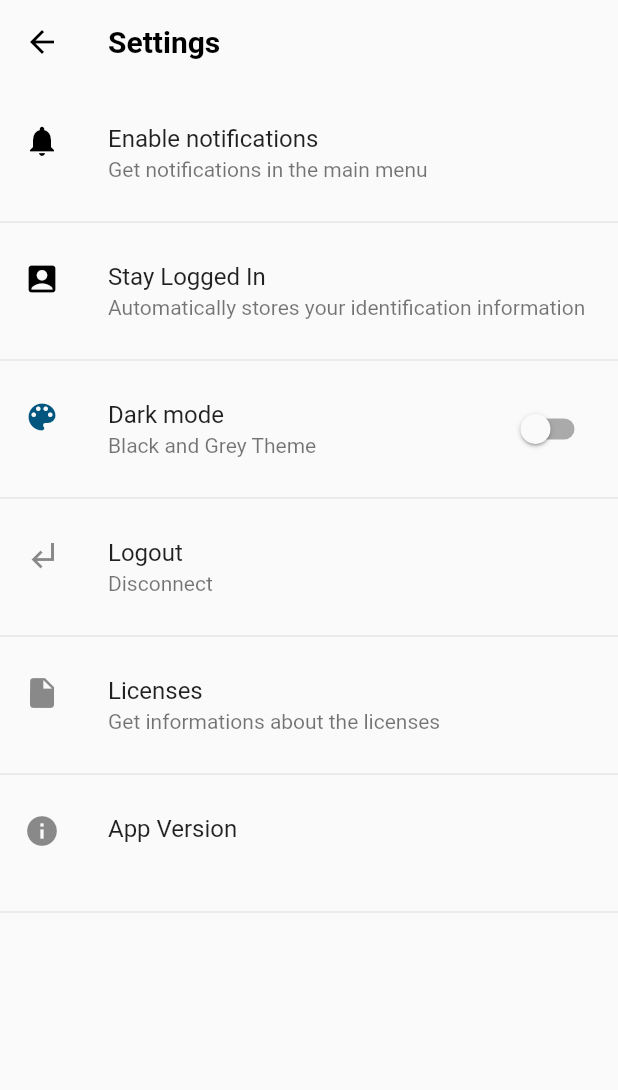
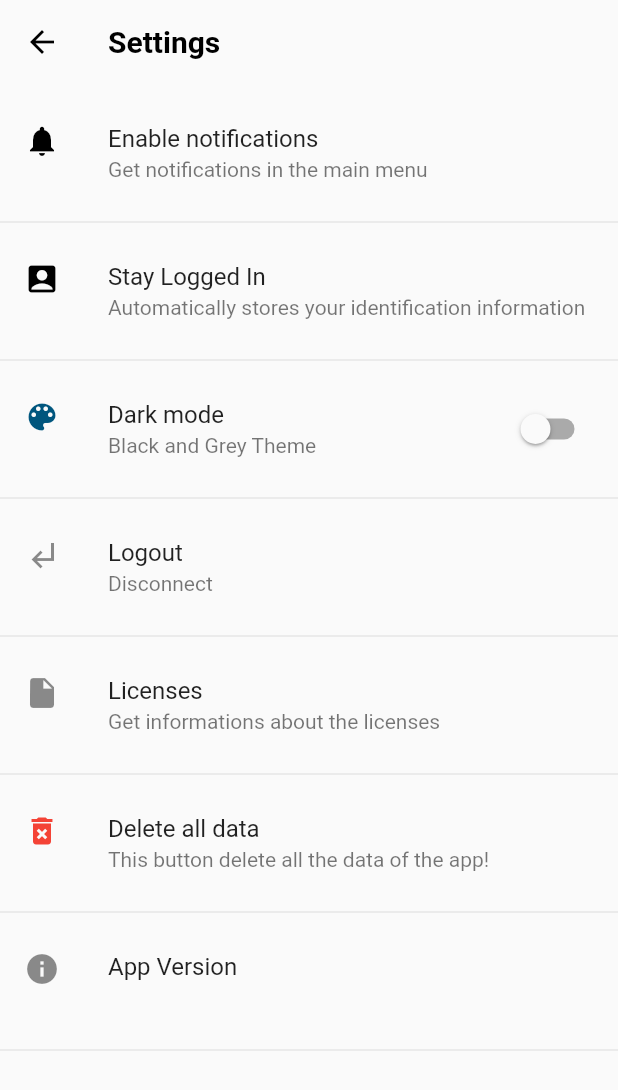
Before and after one commit to pterodactyl-app/Pterodactyl-app, a Flutter app: the SettingsList screen opened by its route, on a phone screen of 412 x 824 dp. Shown: the top 1090 px of the screen. Run offline on Flutter 3.47's test engine with Material 2 defaults, Android fonts, the phone set to English and light mode, and no system bars; our stand-ins replace dynamic_theme, shared_preferences; missing offline and left inert: flutter_sparkline, get_version; accounts and stored records are empty.

Commit message:
added delete data button

```diff
--- a/lib/settings.dart
+++ b/lib/settings.dart
@@ -178,6 +178,24 @@ class SettingsListPageState extends State<SettingsList> {
               height: 20.0,
             ),
             new ListTile(
+              leading: Icon(Icons.delete_forever,
+                  color: globals.isDarkTheme ? Colors.white : Colors.red),
+              title: Text("Delete all data"),
+              subtitle: new Text(
+                  "This button delete all the data of the app!"),
+              onTap: () {
+                SharedPreferencesHelper.remove("panelUrl");
+                SharedPreferencesHelper.remove("apiKey");
+                Navigator.of(context).pushAndRemoveUntil(
+                    new MaterialPageRoute(
+                        builder: (BuildContext context) => new LoginPage()),
+                        (Route<dynamic> route) => false);
+              },
+            ),
+            Divider(
+              height: 20.0,
+            ),
+            new ListTile(
               leading: new Icon(Icons.info),
               title: Text(DemoLocalizations.of(context).trans('app_version')),
               subtitle: new Text(_projectVersion),
```
